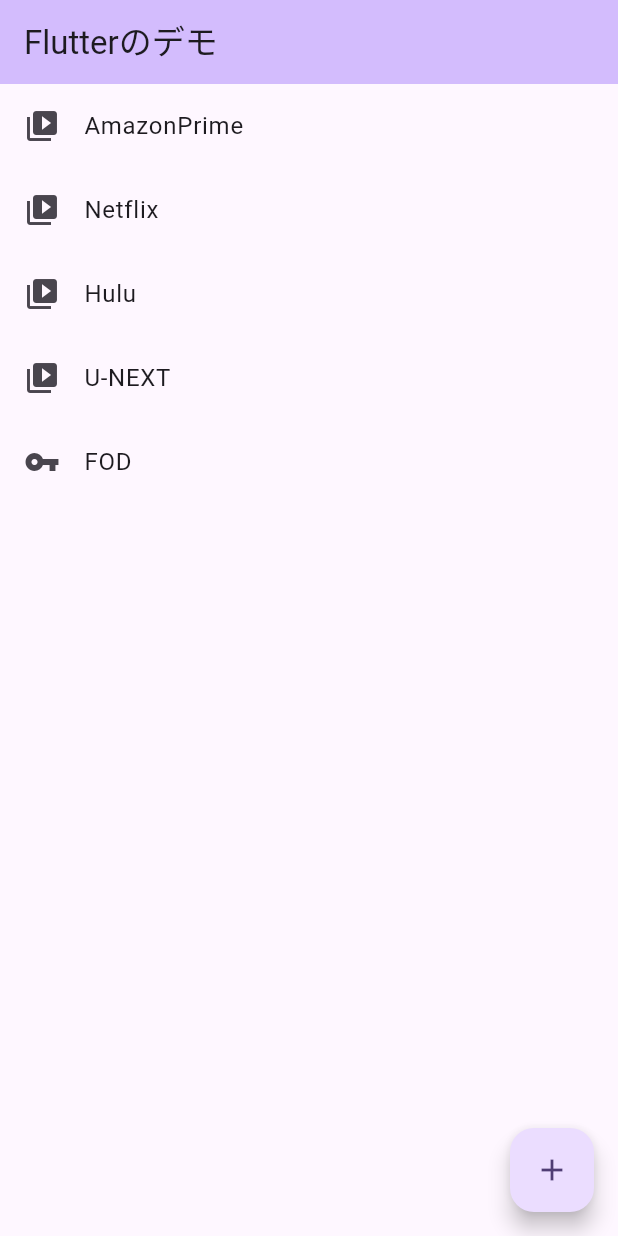
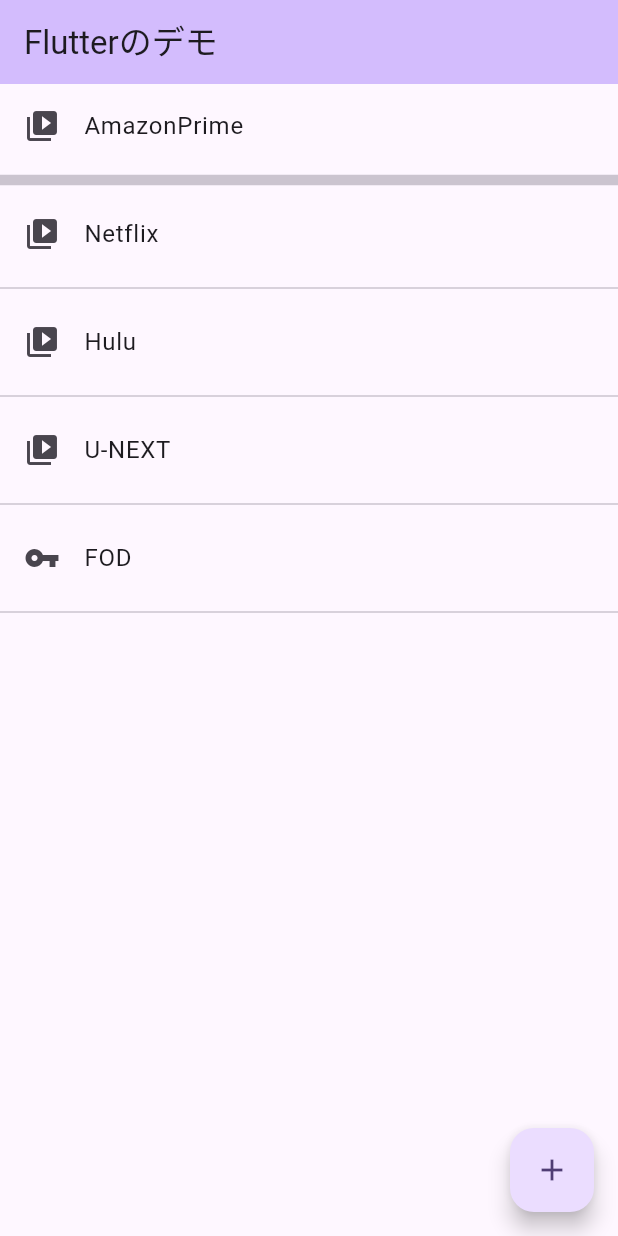
Before and after one commit to Hashimoto-Noriaki/Flutter-demo, a Flutter app: the screen it shows after launch, on a phone screen of 412 x 824 dp. Run offline on Flutter 3.47's test engine with Material 3 defaults, Android fonts, the phone set to English and light mode, and no system bars.

Commit message:
区切り線表示

```diff
--- a/lib/main.dart
+++ b/lib/main.dart
@@ -54,22 +54,27 @@ class _MyHomePageState extends State<MyHomePage> {
             leading: Icon(Icons.video_collection),  //leadingは左側に何かを表示したい時
             title:Text("AmazonPrime"),
           ),
+          Divider(thickness: 7), //線
           ListTile(
             leading: Icon(Icons.video_collection),
             title:Text("Netflix"),
           ) ,
+          Divider(),
           ListTile(
             leading: Icon(Icons.video_collection),
             title:Text("Hulu"),
           ) ,
-           ListTile(
+          Divider(),
+          ListTile(
             leading: Icon(Icons.video_collection),
             title:Text("U-NEXT"),
           ) ,
-           ListTile(
+          Divider(),
+          ListTile(
             leading: Icon(Icons.vpn_key),
             title:Text("FOD"),
           ) ,
+          Divider(),
         ],
       ),
       floatingActionButton: FloatingActionButton(
```
